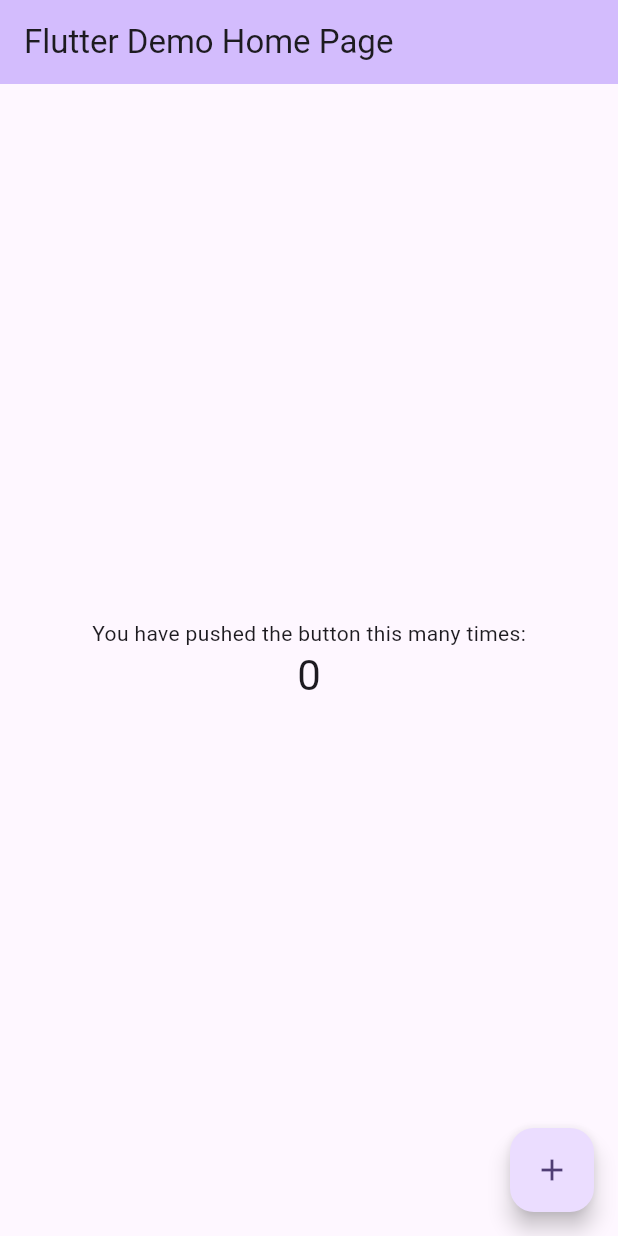
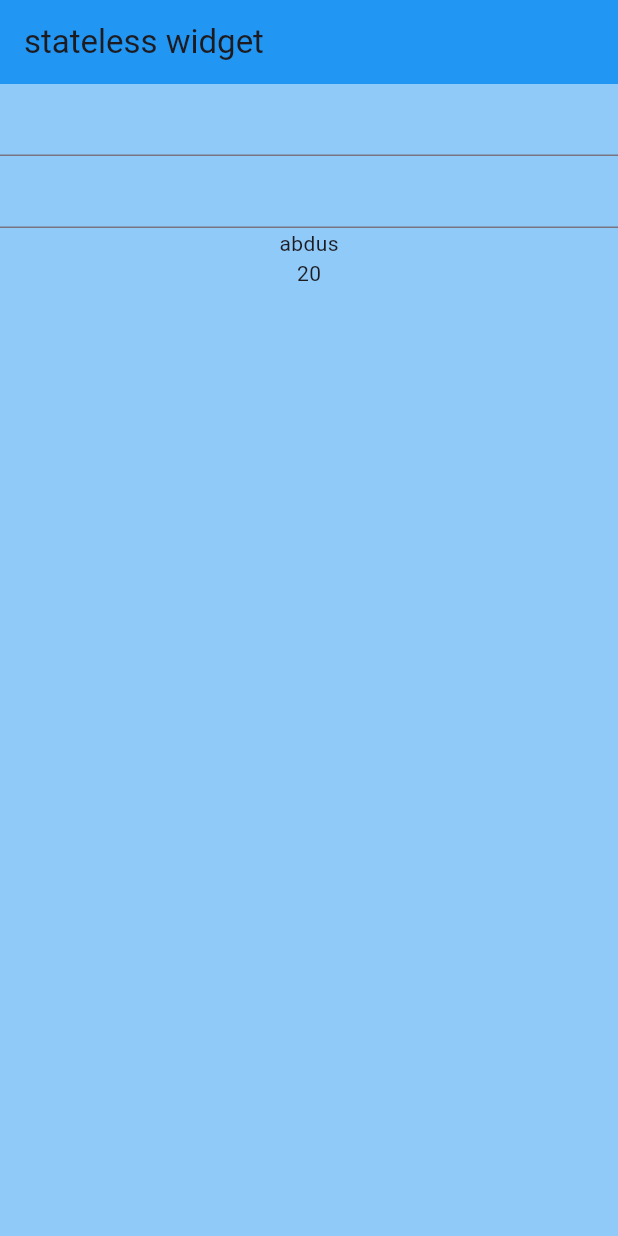
Before and after one commit to Abdusamadali/RiverpodBasic, a Flutter app: the screen it shows after launch, on a phone screen of 412 x 824 dp. Run offline on Flutter 3.47's test engine with Material 3 defaults, Android fonts, the light colour scheme and no system bars; our stand-ins replace flutter_riverpod.

Commit message:
state Notifier and Change Notifier added

```diff
--- /dev/null
+++ b/lib/changeNotifier.dart
@@ -0,0 +1,52 @@
+import 'package:flutter/material.dart';
+import 'package:flutter_riverpod/flutter_riverpod.dart';
+
+import 'main.dart';
+
+
+class CN_homePage extends ConsumerWidget {
+  const CN_homePage({super.key});
+
+  void submit(WidgetRef ref, {String? name,int? age}){
+    ref.read(userChangeNotifierProvider).updateName(name??'');
+    ref.read(userChangeNotifierProvider).updateAge(age??90);
+  }
+
+
+  @override
+  Widget build(BuildContext context,WidgetRef ref) {
+    // final user = ref.watch(NProvider);
+    // final selectUser = ref.watch(NProvider.select((val)=>val.name));//on changing name property entire widget will rerun
+
+
+    //change notifier
+    final user  =  ref.watch(userChangeNotifierProvider).user;
+
+    print('widget built ------------------------------------------------');
+
+    return Scaffold(
+      appBar: AppBar(
+        backgroundColor: Colors.blue,
+        title: Text('stateless widget '),
+      ),
+      body:Container(
+        width: double.infinity,
+        height: double.infinity,
+        color: Colors.blue[200],
+        child: Column(
+          children: [
+            TextField(
+                onSubmitted: (value)=>submit(ref,name: value)
+            ),
+            TextField(
+              onSubmitted: (value)=>submit(ref,age: int.parse(value)),
+            ),
+            Center(child: Text(user.name)),
+            Center(child: Text(user.age.toString()),)
+          ],
+        ),
+      ),
+    );
+  }
+
+}
--- a/lib/main.dart
+++ b/lib/main.dart
@@ -1,125 +1,52 @@
 import 'package:flutter/material.dart';
+import 'package:flutter_riverpod/flutter_riverpod.dart';
+import 'package:riverpod_basic/changeNotifier.dart';
+import 'package:riverpod_basic/provider.dart';
+import 'package:riverpod_basic/stateNotifierProvider.dart';
+import 'package:riverpod_basic/stateprovider.dart';
+
+import 'StateNotifier.dart';
+
+//providers
+// 1. provider
+// 2. state provider
+// 3. StateNotifier and StateNotifierProvider
+// 4. change notifier provider
+
+final nameProvider1 = Provider((ref) {
+  return 'abdus  ali';
+});
+
+//state provider
+final nameProvider2 = StateProvider<String?>((ref) {
+  return null;
+});
+
+//state provider
+final userProvider =
+    StateProvider((ref) => UserNotifier(User(name: '', age: 0)));
+
+//state notifier and stateNotifierProvider
+final NProvider =
+    StateNotifierProvider<UserNotifier,User>((ref) => UserNotifier(const User(name: '', age: 0)));
+
+
+//change notifier provider
+final userChangeNotifierProvider = ChangeNotifierProvider((ref)=>changeNotifier());
+
 
 void main() {
-  runApp(const MyApp());
+  runApp(ProviderScope(child: MyApp()));
 }
 
 class MyApp extends StatelessWidget {
   const MyApp({super.key});
 
-  // This widget is the root of your application.
   @override
   Widget build(BuildContext context) {
     return MaterialApp(
-      title: 'Flutter Demo',
-      theme: ThemeData(
-        // This is the theme of your application.
-        //
-        // TRY THIS: Try running your application with "flutter run". You'll see
-        // the application has a purple toolbar. Then, without quitting the app,
-        // try changing the seedColor in the colorScheme below to Colors.green
-        // and then invoke "hot reload" (save your changes or press the "hot
-        // reload" button in a Flutter-supported IDE, or press "r" if you used
-        // the command line to start the app).
-        //
-        // Notice that the counter didn't reset back to zero; the application
-        // state is not lost during the reload. To reset the state, use hot
-        // restart instead.
-        //
-        // This works for code too, not just values: Most code changes can be
-        // tested with just a hot reload.
-        colorScheme: ColorScheme.fromSeed(seedColor: Colors.deepPurple),
-        useMaterial3: true,
-      ),
-      home: const MyHomePage(title: 'Flutter Demo Home Page'),
+      debugShowCheckedModeBanner: false,
+      home: CN_homePage(),
     );
   }
 }
-
-class MyHomePage extends StatefulWidget {
-  const MyHomePage({super.key, required this.title});
-
-  // This widget is the home page of your application. It is stateful, meaning
-  // that it has a State object (defined below) that contains fields that affect
-  // how it looks.
-
-  // This class is the configuration for the state. It holds the values (in this
-  // case the title) provided by the parent (in this case the App widget) and
-  // used by the build method of the State. Fields in a Widget subclass are
-  // always marked "final".
-
-  final String title;
-
-  @override
-  State<MyHomePage> createState() => _MyHomePageState();
-}
-
-class _MyHomePageState extends State<MyHomePage> {
-  int _counter = 0;
-
-  void _incrementCounter() {
-    setState(() {
-      // This call to setState tells the Flutter framework that something has
-      // changed in this State, which causes it to rerun the build method below
-      // so that the display can reflect the updated values. If we changed
-      // _counter without calling setState(), then the build method would not be
-      // called again, and so nothing would appear to happen.
-      _counter++;
-    });
-  }
-
-  @override
-  Widget build(BuildContext context) {
-    // This method is rerun every time setState is called, for instance as done
-    // by the _incrementCounter method above.
-    //
-    // The Flutter framework has been optimized to make rerunning build methods
-    // fast, so that you can just rebuild anything that needs updating rather
-    // than having to individually change instances of widgets.
-    return Scaffold(
-      appBar: AppBar(
-        // TRY THIS: Try changing the color here to a specific color (to
-        // Colors.amber, perhaps?) and trigger a hot reload to see the AppBar
-        // change color while the other colors stay the same.
-        backgroundColor: Theme.of(context).colorScheme.inversePrimary,
-        // Here we take the value from the MyHomePage object that was created by
-        // the App.build method, and use it to set our appbar title.
-        title: Text(widget.title),
-      ),
-      body: Center(
-        // Center is a layout widget. It takes a single child and positions it
-        // in the middle of the parent.
-        child: Column(
-          // Column is also a layout widget. It takes a list of children and
-          // arranges them vertically. By default, it sizes itself to fit its
-          // children horizontally, and tries to be as tall as its parent.
-          //
-          // Column has various properties to control how it sizes itself and
-          // how it positions its children. Here we use mainAxisAlignment to
-          // center the children vertically; the main axis here is the vertical
-          // axis because Columns are vertical (the cross axis would be
-          // horizontal).
-          //
-          // TRY THIS: Invoke "debug painting" (choose the "Toggle Debug Paint"
-          // action in the IDE, or press "p" in the console), to see the
-          // wireframe for each widget.
-          mainAxisAlignment: MainAxisAlignment.center,
-          children: <Widget>[
-            const Text(
-              'You have pushed the button this many times:',
-            ),
-            Text(
-              '$_counter',
-              style: Theme.of(context).textTheme.headlineMedium,
-            ),
-          ],
-        ),
-      ),
-      floatingActionButton: FloatingActionButton(
-        onPressed: _incrementCounter,
-        tooltip: 'Increment',
-        child: const Icon(Icons.add),
-      ), // This trailing comma makes auto-formatting nicer for build methods.
-    );
-  }
-}
--- a/pubspec.yaml
+++ b/pubspec.yaml
@@ -34,6 +34,7 @@ dependencies:
   # The following adds the Cupertino Icons font to your application.
   # Use with the CupertinoIcons class for iOS style icons.
   cupertino_icons: ^1.0.8
+  flutter_riverpod: ^2.6.1
 
 dev_dependencies:
   flutter_test:
```
Also changed, not shown: lib/StateNotifier.dart (added, +49 -0 lines), lib/provider.dart (added, +52 -0 lines), lib/stateNotifierProvider.dart (added, +88 -0 lines), lib/stateprovider.dart (added, +43 -0 lines), pubspec.lock.
